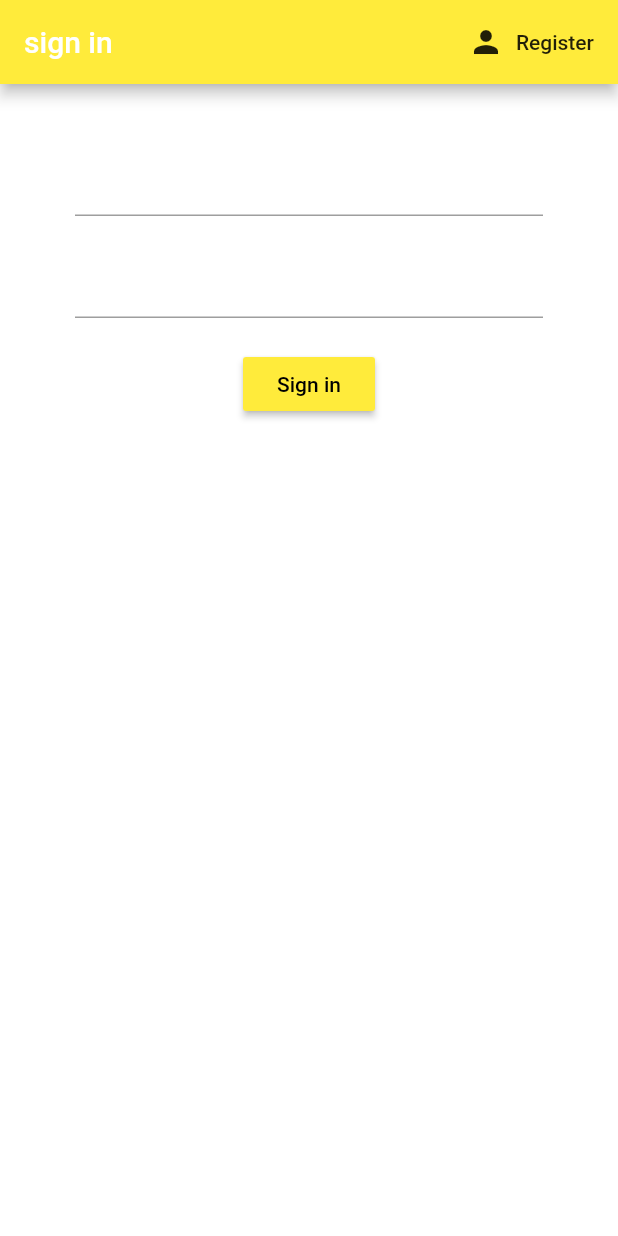
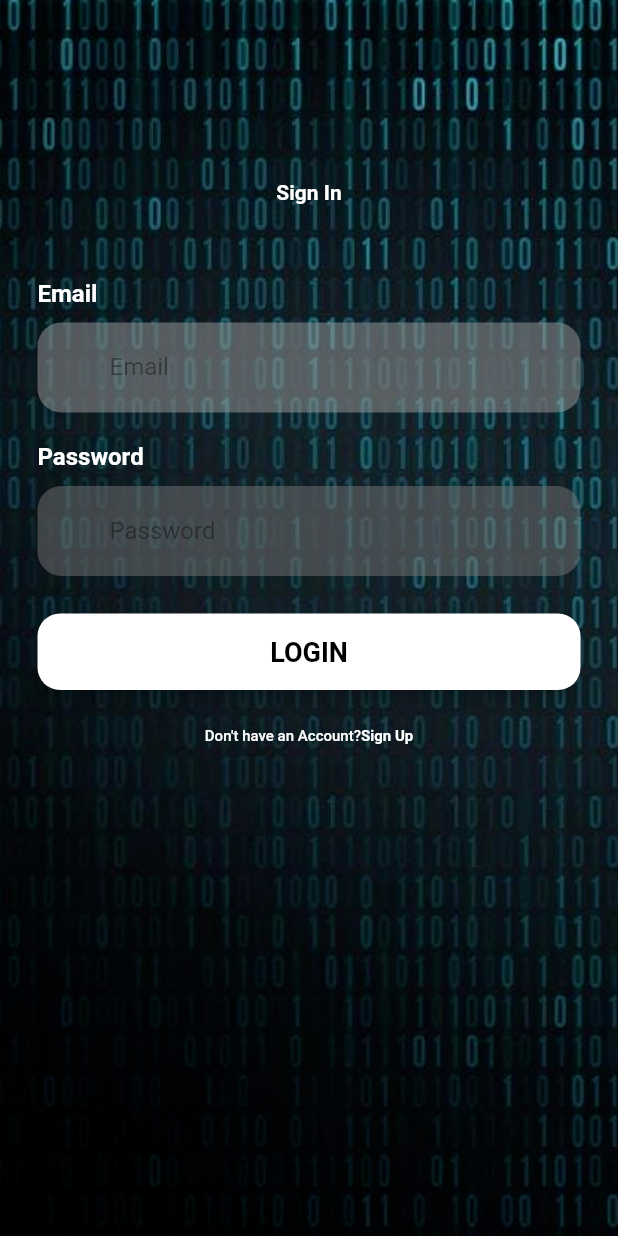
Before and after one commit to dakshita-tripathi/shehacks_codemate, a Flutter app: the screen it shows after launch, on a phone screen of 412 x 824 dp. Run offline on Flutter 3.47's test engine with Material 2 defaults, Android fonts, the phone set to English and light mode, and no system bars; our stand-ins replace cloud_firestore, firebase_auth, firebase_core, flutter_spinkit; accounts and stored records are empty.

Commit message:
Update signin.dart

```diff
--- a/lib/screens/authentication/signin.dart
+++ b/lib/screens/authentication/signin.dart
@@ -1,51 +1,96 @@
 import 'package:flutter/material.dart';
 import 'package:codemate/services/auth.dart';
+import 'package:flutter/cupertino.dart';
+import 'package:flutter/services.dart';
+import 'package:codemate/screens/authentication/register.dart';
 import 'package:codemate/screens/home/home.dart';
-import 'package:codemate/screens/authentication/register.dart';
 class signIn extends StatefulWidget {
   //const signIn({Key? key}) : super(key: key);
+
+  //final Function toggleView;
+  //signIn({required this.toggleView});
   @override
   _signInState createState() => _signInState();
 }
 
 class _signInState extends State<signIn> {
   final AuthService _auth = AuthService();
+  final _formKey = GlobalKey<FormState>();
   String email = '';
+  bool loading = false;
   String password = '';
   String error = '';
   @override
-  Widget build(BuildContext context) {
-    return Scaffold(
-        backgroundColor: Colors.white,
-        appBar: AppBar(
-          backgroundColor: Colors.yellow,
-          title: Text("sign in"),
-          actions: <Widget>[
-            FlatButton.icon(
-              //style: style,
-              icon: Icon(Icons.person),
-              onPressed: () {
-                //widget.toggleView();
-                Navigator.push(context, MaterialPageRoute(builder: (context)=>Register()),);
-              },
-              label: Text('Register'),
-            )
-          ],
+  Widget buildEmail() {
+    return Column(
+      crossAxisAlignment: CrossAxisAlignment.start,
+      children: <Widget>[
+        Text(
+          'Email',
+          style: TextStyle(
+            color: Colors.white,
+            fontSize: 16,
+            fontWeight: FontWeight.bold,
           ),
-        body: Container(
-            padding: EdgeInsets.symmetric(vertical: 20.0, horizontal: 50.0),
-            child: Form(
-                child: Column(children: <Widget>[
-                  SizedBox(height: 20.0),
-                  TextFormField(
+        ),
+        SizedBox(height: 10),
+        Container(
+          alignment: Alignment.centerLeft,
+          decoration: BoxDecoration(
+            color: Colors.grey.withOpacity(
+              0.5,
+            ),
+            borderRadius: BorderRadius.circular(16),
+          ),
+          height: 60,
+          child: TextFormField(
+            keyboardType: TextInputType.emailAddress,
+            style: TextStyle(color: Colors.black87),
+            decoration: InputDecoration(
+                border: InputBorder.none,
+                contentPadding: EdgeInsets.only(top: 14),
+                prefixIcon: Icon(Icons.email, color: Colors.transparent),
+                hintText: 'Email',
+                hintStyle: TextStyle(color: Colors.black38)),
             validator: (val) => val!.isEmpty ? 'Enter an email' : null,
             onChanged: (val) {
               setState(() => email = val);
             },
           ),
-                  SizedBox(height: 20.0),
-                  TextFormField(
+        )
+      ],
+    );
+  }
+
+  Widget buildPassword() {
+    return Column(
+      crossAxisAlignment: CrossAxisAlignment.start,
+      children: <Widget>[
+        Text(
+          'Password',
+          style: TextStyle(
+            color: Colors.white,
+            fontSize: 16,
+            fontWeight: FontWeight.bold,
+          ),
+        ),
+        SizedBox(height: 10),
+        Container(
+          alignment: Alignment.centerLeft,
+          decoration: BoxDecoration(
+            color: Color.fromARGB(83, 117, 117, 117).withOpacity(0.5),
+            borderRadius: BorderRadius.circular(16),
+          ),
+          height: 60,
+          child: TextFormField(
             obscureText: true,
+            style: TextStyle(color: Colors.black87),
+            decoration: InputDecoration(
+                border: InputBorder.none,
+                contentPadding: EdgeInsets.only(top: 14),
+                prefixIcon: Icon(Icons.lock, color: Colors.transparent),
+                hintText: 'Password',
+                hintStyle: TextStyle(color: Colors.black38)),
             validator: (val) => val!.length < 6
                 ? 'Enter a password of 6 or more characters'
                 : null,
@@ -53,25 +98,111 @@ class _signInState extends State<signIn> {
               setState(() => password = val);
             },
           ),
-                  SizedBox(height: 20.0),
-                  RaisedButton(
-                      color: Colors.yellow,
-                      child: Text(
-                        'Sign in',
-                        style: TextStyle(color: Colors.black),
-                      ),
+        )
+      ],
+    );
+  }
+
+  Widget buildLoginBtn() {
+    return Container(
+      padding: EdgeInsets.symmetric(vertical: 25),
+      width: double.infinity,
+      child: RaisedButton(
+        elevation: 5,
         onPressed: () async {
-                          dynamic result = await _auth.signInWithEmailAndPassword(email, password);
+          dynamic result =
+              await _auth.signInWithEmailAndPassword(email, password);
           if (result == null) {
             setState(() {
               error = 'could not sign in';
+            });
           }
+          Navigator.push(context, MaterialPageRoute(builder: (context)=>home()),);
+        },
+        padding: EdgeInsets.all(15),
+        shape: RoundedRectangleBorder(borderRadius: BorderRadius.circular(15)),
+        color: Colors.white,
+        child: Text(
+          'LOGIN',
+          style: TextStyle(
+              color: Colors.black, fontSize: 18, fontWeight: FontWeight.bold),
+        ),
+      ),
     );
   }
-                          Navigator.push(context, MaterialPageRoute(builder: (context)=>home()),);
+
+  Widget buildSignUpBtn() {
+    return GestureDetector(
+        onTap: () => Navigator.push(
+            context, MaterialPageRoute(builder: (context) => Register())),
+        child: RichText(
+            text: TextSpan(children: [
+          TextSpan(
+              text: 'Don\'t have an Account?',
+              style: TextStyle(
+                  color: Colors.white,
+                  fontSize: 10,
+                  fontWeight: FontWeight.w500)),
+          TextSpan(
+              text: 'Sign Up',
+              style: TextStyle(
+                  color: Colors.white,
+                  fontSize: 10,
+                  fontWeight: FontWeight.bold))
+        ])));
   }
+
+  @override
+  Widget build(BuildContext context) {
+    return Scaffold(
+      body: AnnotatedRegion<SystemUiOverlayStyle>(
+        value: SystemUiOverlayStyle.light,
+        child: GestureDetector(
+          child: Stack(children: <Widget>[
+            Container(
+              height: double.infinity,
+              width: double.infinity,
+              decoration: BoxDecoration(
+                    image: DecorationImage(
+                      image: AssetImage("images/background.png"),
+                      fit: BoxFit.cover,
                     ),
-
-                ]))));
+                  gradient: LinearGradient(
+                      begin: Alignment.topCenter,
+                      end: Alignment.topCenter,
+                      colors: [
+                    Color(0x6633cccc),
+                    Color(0x9933cccc),
+                    Color(0xcc33cccc),
+                    Color(0xff33cccc),
+                  ])),
+              child: SingleChildScrollView(
+                physics: AlwaysScrollableScrollPhysics(),
+                padding: EdgeInsets.symmetric(
+                  horizontal: 25,
+                  vertical: 120,
+                ),
+                child: Column(
+                  mainAxisAlignment: MainAxisAlignment.center,
+                  children: <Widget>[
+                    Text(
+                      'Sign In',
+                      style: TextStyle(
+                          color: Colors.white, fontWeight: FontWeight.bold),
+                    ),
+                    SizedBox(height: 50),
+                    buildEmail(),
+                    SizedBox(height: 20),
+                    buildPassword(),
+                    buildLoginBtn(),
+                    buildSignUpBtn(),
+                  ],
+                ),
+              ),
+            )
+          ]),
+        ),
+      ),
+    );
   }
 }
```
Lines whose indentation alone changed are shown as unchanged.
